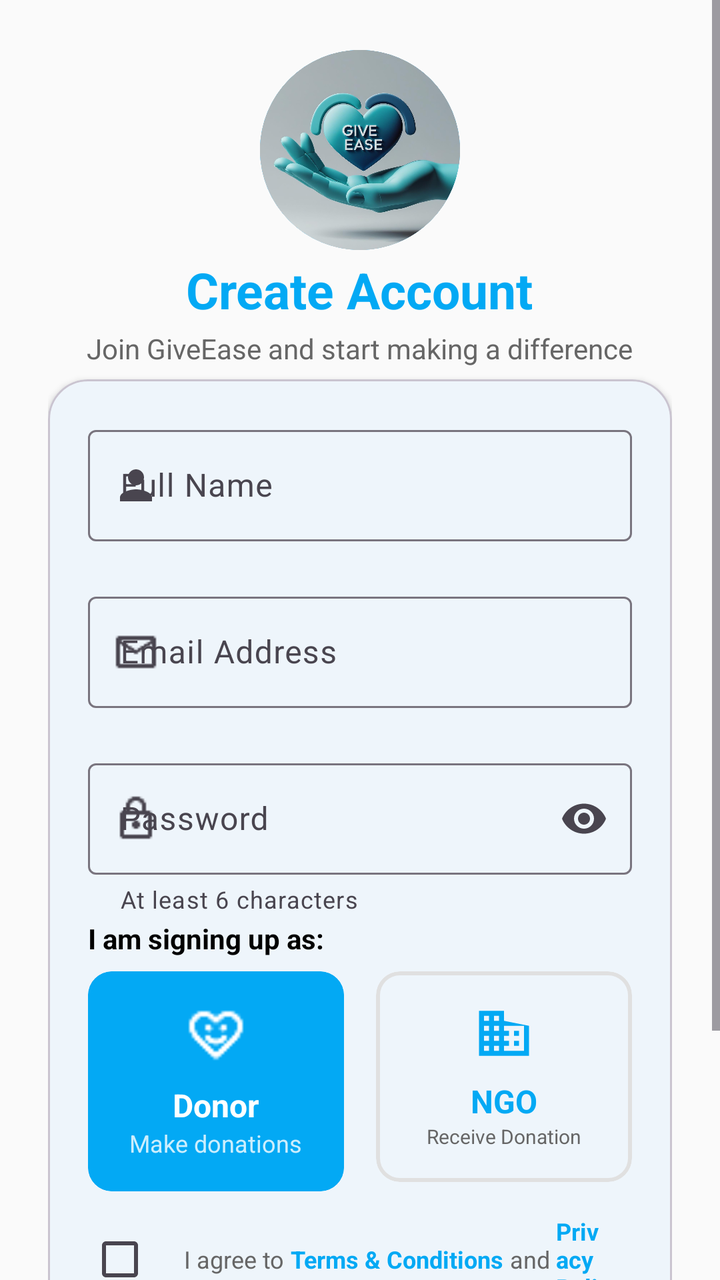
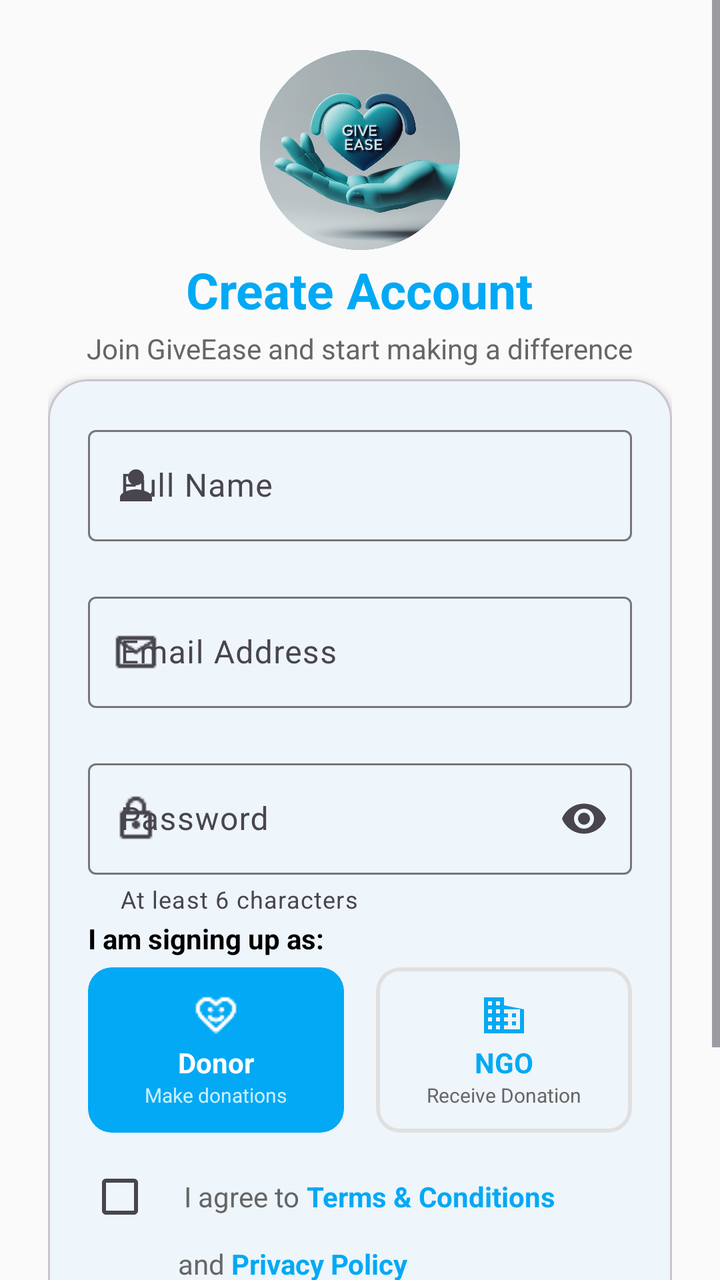

The first picture is an Android layout as it rendered before a commit; the second is the same layout after the commit. The layout source and the unified diff follow.
<!-- AndroidManifest.xml: application theme Theme.GiveEase -->
<!-- res/layout/fragment_signup.xml -->
<?xml version="1.0" encoding="utf-8"?>
<ScrollView xmlns:android="http://schemas.android.com/apk/res/android"
    xmlns:app="http://schemas.android.com/apk/res-auto"
    android:layout_width="match_parent"
    android:layout_height="match_parent"
    android:background="@color/background"
    android:fillViewport="true">

    <LinearLayout
        android:layout_width="match_parent"
        android:layout_height="wrap_content"
        android:orientation="vertical"
        android:padding="24dp">

        
        <LinearLayout
            android:layout_width="match_parent"
            android:layout_height="wrap_content"
            android:orientation="vertical"
            android:gravity="center"
            android:layout_marginTop="1dp"
            android:layout_marginBottom="6dp">

            
            <ImageView
                android:layout_width="100dp"
                android:layout_height="100dp"
                android:src="@drawable/giveease_signup_logo"
                android:background="@drawable/circle_background_primary"
                android:layout_marginBottom="3dp" />

            <TextView
                android:layout_width="wrap_content"
                android:layout_height="wrap_content"
                android:text="Create Account"
                android:textSize="25sp"
                android:textStyle="bold"
                android:textColor="@color/secondary"
                android:layout_marginBottom="3dp" />

            <TextView
                android:layout_width="wrap_content"
                android:layout_height="wrap_content"
                android:text="Join GiveEase and start making a difference"
                android:textSize="14sp"
                android:textColor="#666666"
                android:gravity="center" />
        </LinearLayout>

        
        <com.google.android.material.card.MaterialCardView
            android:layout_width="match_parent"
            android:layout_height="wrap_content"
            app:cardCornerRadius="20dp"
            app:cardElevation="2dp"
            app:cardBackgroundColor="@android:color/white"
            android:layout_marginBottom="5dp">

            <LinearLayout
                android:layout_width="match_parent"
                android:layout_height="wrap_content"
                android:orientation="vertical"
                android:padding="20dp">

                
                <com.google.android.material.textfield.TextInputLayout
                    android:layout_width="match_parent"
                    android:layout_height="wrap_content"
                    android:layout_marginBottom="2dp"
                    android:hint="Full Name"
                    app:startIconDrawable="@drawable/ic_person"
                    app:errorEnabled="true"
                    style="@style/Widget.Material3.TextInputLayout.OutlinedBox">

                    <com.google.android.material.textfield.TextInputEditText
                        android:id="@+id/etName"
                        android:layout_width="match_parent"
                        android:layout_height="wrap_content"
                        android:inputType="textPersonName" />
                </com.google.android.material.textfield.TextInputLayout>

                
                <com.google.android.material.textfield.TextInputLayout
                    android:id="@+id/tilEmail"
                    android:layout_width="match_parent"
                    android:layout_height="wrap_content"
                    android:layout_marginBottom="2dp"
                    android:hint="Email Address"
                    app:startIconDrawable="@drawable/ic_email"
                    app:errorEnabled="true"
                    style="@style/Widget.Material3.TextInputLayout.OutlinedBox">

                    <com.google.android.material.textfield.TextInputEditText
                        android:id="@+id/etEmail"
                        android:layout_width="match_parent"
                        android:layout_height="wrap_content"
                        android:inputType="textEmailAddress" />
                </com.google.android.material.textfield.TextInputLayout>

                
                <com.google.android.material.textfield.TextInputLayout
                    android:id="@+id/tilPassword"
                    android:layout_width="match_parent"
                    android:layout_height="wrap_content"
                    android:layout_marginBottom="2dp"
                    android:hint="Password"
                    app:startIconDrawable="@drawable/ic_lock"
                    app:endIconMode="password_toggle"
                    app:errorEnabled="true"
                    app:helperText="At least 6 characters"
                    style="@style/Widget.Material3.TextInputLayout.OutlinedBox">

                    <com.google.android.material.textfield.TextInputEditText
                        android:id="@+id/etPassword"
                        android:layout_width="match_parent"
                        android:layout_height="wrap_content"
                        android:inputType="textPassword" />
                </com.google.android.material.textfield.TextInputLayout>

                
                <TextView
                    android:layout_width="wrap_content"
                    android:layout_height="wrap_content"
                    android:text="I am signing up as:"
                    android:textSize="14sp"
                    android:textStyle="bold"
                    android:textColor="@android:color/black"
                    android:layout_marginBottom="7dp" />

                <LinearLayout
                    android:layout_width="match_parent"
                    android:layout_height="wrap_content"
                    android:orientation="horizontal"
                    android:layout_marginBottom="10dp">

                    
                    <com.google.android.material.card.MaterialCardView
                        android:id="@+id/cardDonor"
                        android:layout_width="0dp"
                        android:layout_height="wrap_content"
                        android:layout_weight="1"
                        android:layout_marginEnd="8dp"
                        android:clickable="true"
                        android:focusable="true"
                        app:cardCornerRadius="12dp"
                        app:cardElevation="0dp"
                        app:strokeWidth="2dp"
                        app:strokeColor="@color/secondary"
                        app:cardBackgroundColor="@color/secondary">

                        <LinearLayout
                            android:layout_width="match_parent"
                            android:layout_height="wrap_content"
                            android:orientation="vertical"
                            android:padding="16dp"
                            android:gravity="center">

                            <ImageView
                                android:layout_width="32dp"
                                android:layout_height="32dp"
                                android:src="@drawable/ic_heart"
                                app:tint="@android:color/white"
                                android:layout_marginBottom="8dp" />

                            <TextView
                                android:layout_width="wrap_content"
                                android:layout_height="wrap_content"
                                android:text="Donor"
                                android:textColor="@android:color/white"
                                android:textStyle="bold"
                                android:textSize="16sp" />

                            <TextView
                                android:layout_width="wrap_content"
                                android:layout_height="wrap_content"
                                android:text="Make donations"
                                android:textColor="@android:color/white"
                                android:textSize="12sp"
                                android:alpha="0.8" />
                        </LinearLayout>
                    </com.google.android.material.card.MaterialCardView>

                    
                    <com.google.android.material.card.MaterialCardView
                        android:id="@+id/cardNGO"
                        android:layout_width="0dp"
                        android:layout_height="wrap_content"
                        android:layout_weight="1"
                        android:layout_marginStart="8dp"
                        android:clickable="true"
                        android:focusable="true"
                        app:cardCornerRadius="12dp"
                        app:cardElevation="0dp"
                        app:strokeWidth="2dp"
                        app:strokeColor="#E0E0E0"
                        app:cardBackgroundColor="@android:color/white">

                        <LinearLayout
                            android:layout_width="match_parent"
                            android:layout_height="wrap_content"
                            android:orientation="vertical"
                            android:padding="16dp"
                            android:gravity="center">

                            <ImageView
                                android:layout_width="30dp"
                                android:layout_height="30dp"
                                android:src="@drawable/ic_organization"
                                app:tint="@color/secondary"
                                android:layout_marginBottom="8dp" />

                            <TextView
                                android:layout_width="wrap_content"
                                android:layout_height="wrap_content"
                                android:text="NGO"
                                android:textColor="@color/secondary"
                                android:textStyle="bold"
                                android:textSize="16sp" />

                            <TextView
                                android:layout_width="wrap_content"
                                android:layout_height="wrap_content"
                                android:text="Receive Donation"
                                android:textColor="#666666"
                                android:textSize="10sp" />
                        </LinearLayout>
                    </com.google.android.material.card.MaterialCardView>
                </LinearLayout>

                
                <LinearLayout
                    android:layout_width="match_parent"
                    android:layout_height="wrap_content"
                    android:orientation="horizontal"
                    android:gravity="center_vertical"
                    android:layout_marginBottom="1dp">

                    <CheckBox
                        android:id="@+id/cbAgree"
                        android:layout_width="wrap_content"
                        android:layout_height="wrap_content"
                        android:buttonTint="@color/secondary" />

                    <TextView
                        android:layout_width="wrap_content"
                        android:layout_height="wrap_content"
                        android:text="I agree to "
                        android:textSize="12sp"
                        android:textColor="#666666" />

                    <TextView
                        android:id="@+id/tvTermsLink"
                        android:layout_width="wrap_content"
                        android:layout_height="wrap_content"
                        android:text="Terms &amp; Conditions"
                        android:textSize="12sp"
                        android:textColor="@color/secondary"
                        android:textStyle="bold"
                        android:clickable="true"
                        android:focusable="true" />

                    <TextView
                        android:layout_width="wrap_content"
                        android:layout_height="wrap_content"
                        android:text=" and "
                        android:textSize="12sp"
                        android:textColor="#666666" />

                    <TextView
                        android:id="@+id/tvPrivacyLink"
                        android:layout_width="wrap_content"
                        android:layout_height="wrap_content"
                        android:text="Privacy Policy"
                        android:textSize="12sp"
                        android:textColor="@color/secondary"
                        android:textStyle="bold"
                        android:clickable="true"
                        android:focusable="true" />
                </LinearLayout>

                
                <com.google.android.material.button.MaterialButton
                    android:id="@+id/btnSignup"
                    android:layout_width="match_parent"
                    android:layout_height="56dp"
                    android:text="Create Account"
                    android:textSize="14sp"
                    android:textStyle="bold"
                    app:cornerRadius="28dp"
                    android:backgroundTint="@color/secondary"
                    style="@style/Widget.Material3.Button" />
            </LinearLayout>
        </com.google.android.material.card.MaterialCardView>

        
        <LinearLayout
            android:layout_width="wrap_content"
            android:layout_height="wrap_content"
            android:layout_gravity="center"
            android:orientation="horizontal"
            android:gravity="center">

            <TextView
                android:layout_width="wrap_content"
                android:layout_height="wrap_content"
                android:text="Already have an account? "
                android:textColor="#666666"
                android:textSize="14sp" />

            <TextView
                android:id="@+id/tvLoginLink"
                android:layout_width="wrap_content"
                android:layout_height="wrap_content"
                android:text="Login"
                android:textColor="@color/secondary"
                android:textSize="14sp"
                android:textStyle="bold"
                android:clickable="true"
                android:focusable="true"
                android:background="?attr/selectableItemBackgroundBorderless"
                android:padding="8dp" />
        </LinearLayout>
    </LinearLayout>
</ScrollView>
<!-- resources referenced by this layout -->
<resources>
  <color name="background">#FAFAFA</color>
  <color name="secondary">#03A9F4</color>
  <!-- drawable circle_background_primary (drawable) -->
  <shape xmlns:android="http://schemas.android.com/apk/res/android"
      android:shape="oval">
      <solid android:color="@color/secondary" />
  </shape>
  <!-- drawable giveease_signup_logo: png bitmap (drawable, 698847 bytes) -->
  <!-- drawable ic_email: png bitmap (drawable, 300 bytes) -->
  <!-- drawable ic_heart: png bitmap (drawable, 512 bytes) -->
  <!-- drawable ic_lock: png bitmap (drawable, 280 bytes) -->
  <!-- drawable ic_organization (drawable) -->
  <vector xmlns:android="http://schemas.android.com/apk/res/android"
      android:width="24dp"
      android:height="24dp"
      android:viewportWidth="24"
      android:viewportHeight="24">
      <path
          android:fillColor="#FF000000"
          android:pathData="M12,7L12,3L2,3v18h20L22,9L12,7zM6,19L4,19v-2h2v2zM6,15L4,15v-2h2v2zM6,11L4,11L4,9h2v2zM6,7L4,7L4,5h2v2zM10,19L8,19v-2h2v2zM10,15L8,15v-2h2v2zM10,11L8,11L8,9h2v2zM10,7L8,7L8,5h2v2zM20,19h-8v-2h2v-2h-2v-2h2v-2h-2L12,9h8v10zM18,11h-2v2h2v-2zM18,15h-2v2h2v-2z"/>
  </vector>
  <!-- drawable ic_person (drawable) -->
  <vector xmlns:android="http://schemas.android.com/apk/res/android"
      android:width="24dp"
      android:height="24dp"
      android:viewportWidth="24"
      android:viewportHeight="24">
      <path
          android:fillColor="#FF000000"
          android:pathData="M12,12c2.21,0 4,-1.79 4,-4s-1.79,-4 -4,-4 -4,1.79 -4,4 1.79,4 4,4zM12,14c-2.67,0 -8,1.34 -8,4v2h16v-2c0,-2.66 -5.33,-4 -8,-4z"/>
  </vector>
  <style name="Theme.GiveEase" parent="Theme.Material3.Light.NoActionBar">
          
          <item name="colorPrimary">@color/primary_blue</item>
          <item name="colorOnPrimary">@color/white</item>
          <item name="colorSecondary">@color/teal_200</item>
          <item name="colorOnSecondary">@color/black</item>
  
          
          <item name="android:windowBackground">@color/background</item>
          <item name="colorSurface">@color/surface</item>
          <item name="colorOnSurface">@color/onSurface</item>
          <item name="colorOnBackground">@color/onBackground</item>
  
          
          <item name="android:statusBarColor" tools:targetApi="l">?attr/colorPrimary</item>
  
      </style>
  <color name="primary_blue">#1976D2</color>
  <color name="white">#FFFFFFFF</color>
  <color name="teal_200">#FF03DAC5</color>
  <color name="black">#FF000000</color>
  <color name="surface">#FFFFFF</color>
  <color name="onSurface">#212121</color>
  <color name="onBackground">#212121</color>
</resources>

<!-- the commit's change to res/layout/fragment_signup.xml (unified diff, before → after) -->
@@ -125,13 +125,13 @@
                     android:textSize="14sp"
                     android:textStyle="bold"
                     android:textColor="@android:color/black"
-                    android:layout_marginBottom="7dp" />
+                    android:layout_marginBottom="5dp" />
 
                 <LinearLayout
                     android:layout_width="match_parent"
                     android:layout_height="wrap_content"
                     android:orientation="horizontal"
-                    android:layout_marginBottom="10dp">
+                    android:layout_marginBottom="8dp">
 
                     
                     <com.google.android.material.card.MaterialCardView
@@ -152,15 +152,15 @@
                             android:layout_width="match_parent"
                             android:layout_height="wrap_content"
                             android:orientation="vertical"
-                            android:padding="16dp"
+                            android:padding="12dp"
                             android:gravity="center">
 
                             <ImageView
-                                android:layout_width="32dp"
-                                android:layout_height="32dp"
+                                android:layout_width="24dp"
+                                android:layout_height="24dp"
                                 android:src="@drawable/ic_heart"
                                 app:tint="@android:color/white"
-                                android:layout_marginBottom="8dp" />
+                                android:layout_marginBottom="2dp" />
 
                             <TextView
                                 android:layout_width="wrap_content"
@@ -168,14 +168,14 @@
                                 android:text="Donor"
                                 android:textColor="@android:color/white"
                                 android:textStyle="bold"
-                                android:textSize="16sp" />
+                                android:textSize="14sp" />
 
                             <TextView
                                 android:layout_width="wrap_content"
                                 android:layout_height="wrap_content"
                                 android:text="Make donations"
                                 android:textColor="@android:color/white"
-                                android:textSize="12sp"
+                                android:textSize="10sp"
                                 android:alpha="0.8" />
                         </LinearLayout>
                     </com.google.android.material.card.MaterialCardView>
@@ -199,15 +199,15 @@
                             android:layout_width="match_parent"
                             android:layout_height="wrap_content"
                             android:orientation="vertical"
-                            android:padding="16dp"
+                            android:padding="12dp"
                             android:gravity="center">
 
                             <ImageView
-                                android:layout_width="30dp"
-                                android:layout_height="30dp"
+                                android:layout_width="24dp"
+                                android:layout_height="24dp"
                                 android:src="@drawable/ic_organization"
                                 app:tint="@color/secondary"
-                                android:layout_marginBottom="8dp" />
+                                android:layout_marginBottom="2dp" />
 
                             <TextView
                                 android:layout_width="wrap_content"
@@ -215,7 +215,7 @@
                                 android:text="NGO"
                                 android:textColor="@color/secondary"
                                 android:textStyle="bold"
-                                android:textSize="16sp" />
+                                android:textSize="14sp" />
 
                             <TextView
                                 android:layout_width="wrap_content"
@@ -231,51 +231,64 @@
                 <LinearLayout
                     android:layout_width="match_parent"
                     android:layout_height="wrap_content"
-                    android:orientation="horizontal"
-                    android:gravity="center_vertical"
+                    android:orientation="vertical"
                     android:layout_marginBottom="1dp">
 
-                    <CheckBox
-                        android:id="@+id/cbAgree"
+                    <LinearLayout
                         android:layout_width="wrap_content"
                         android:layout_height="wrap_content"
-                        android:buttonTint="@color/secondary" />
-
-                    <TextView
+                        android:orientation="horizontal"
+                        android:gravity="center_vertical">
+
+                        <CheckBox
+                            android:id="@+id/cbAgree"
+                            android:layout_width="wrap_content"
+                            android:layout_height="wrap_content"
+                            android:buttonTint="@color/secondary" />
+
+                        <TextView
+                            android:layout_width="wrap_content"
+                            android:layout_height="wrap_content"
+                            android:text="I agree to "
+                            android:textSize="14sp"
+                            android:textColor="#666666" />
+
+                        <TextView
+                            android:id="@+id/tvTermsLink"
+                            android:layout_width="wrap_content"
+                            android:layout_height="wrap_content"
+                            android:text="Terms &amp; Conditions"
+                            android:textSize="14sp"
+                            android:textColor="@color/secondary"
+                            android:textStyle="bold"
+                            android:clickable="true"
+                            android:focusable="true" />
+                    </LinearLayout>
+
+                    <LinearLayout
                         android:layout_width="wrap_content"
                         android:layout_height="wrap_content"
-                        android:text="I agree to "
-                        android:textSize="12sp"
-                        android:textColor="#666666" />
-
-                    <TextView
-                        android:id="@+id/tvTermsLink"
-                        android:layout_width="wrap_content"
-                        android:layout_height="wrap_content"
-                        android:text="Terms &amp; Conditions"
-                        android:textSize="12sp"
-                        android:textColor="@color/secondary"
-                        android:textStyle="bold"
-                        android:clickable="true"
-                        android:focusable="true" />
-
-                    <TextView
-                        android:layout_width="wrap_content"
-                        android:layout_height="wrap_content"
-                        android:text=" and "
-                        android:textSize="12sp"
-                        android:textColor="#666666" />
-
-                    <TextView
-                        android:id="@+id/tvPrivacyLink"
-                        android:layout_width="wrap_content"
-                        android:layout_height="wrap_content"
-                        android:text="Privacy Policy"
-                        android:textSize="12sp"
-                        android:textColor="@color/secondary"
-                        android:textStyle="bold"
-                        android:clickable="true"
-                        android:focusable="true" />
+                        android:orientation="horizontal"
+                        android:layout_marginStart="45dp">
+
+                        <TextView
+                            android:layout_width="wrap_content"
+                            android:layout_height="wrap_content"
+                            android:text="and "
+                            android:textSize="14sp"
+                            android:textColor="#666666" />
+
+                        <TextView
+                            android:id="@+id/tvPrivacyLink"
+                            android:layout_width="wrap_content"
+                            android:layout_height="wrap_content"
+                            android:text="Privacy Policy"
+                            android:textSize="14sp"
+                            android:textColor="@color/secondary"
+                            android:textStyle="bold"
+                            android:clickable="true"
+                            android:focusable="true" />
+                    </LinearLayout>
                 </LinearLayout>
 
                 
